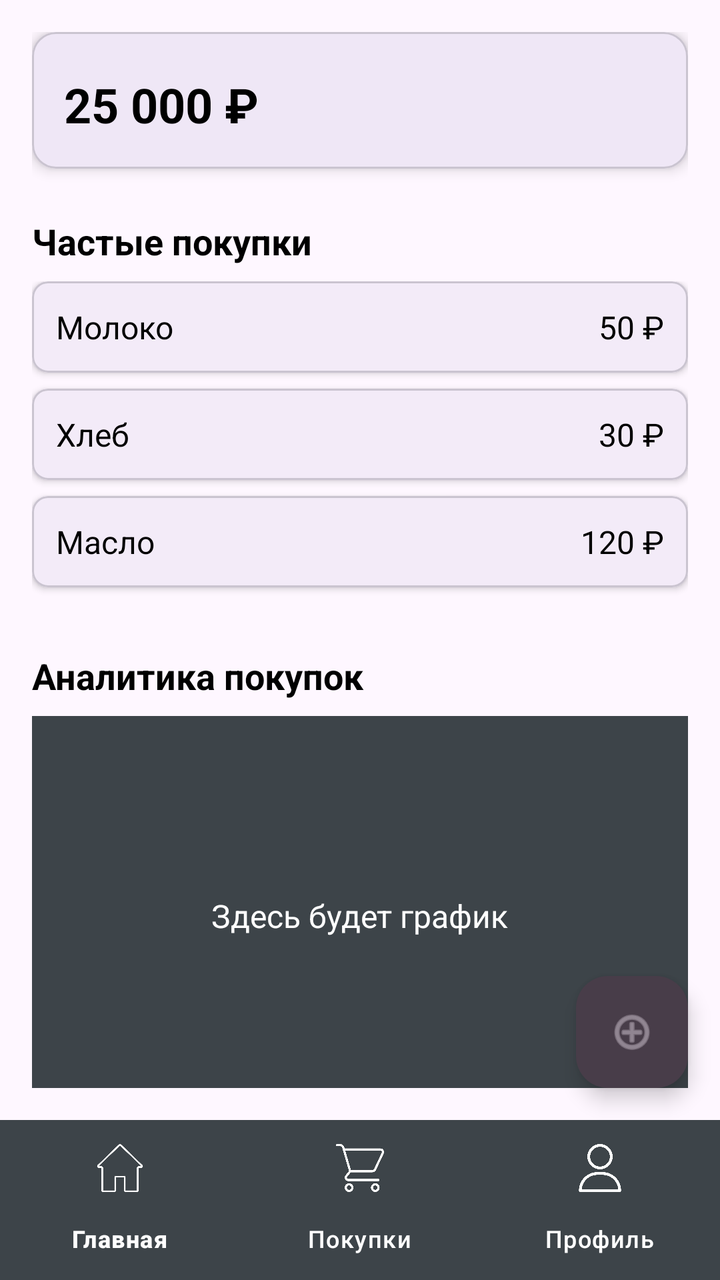
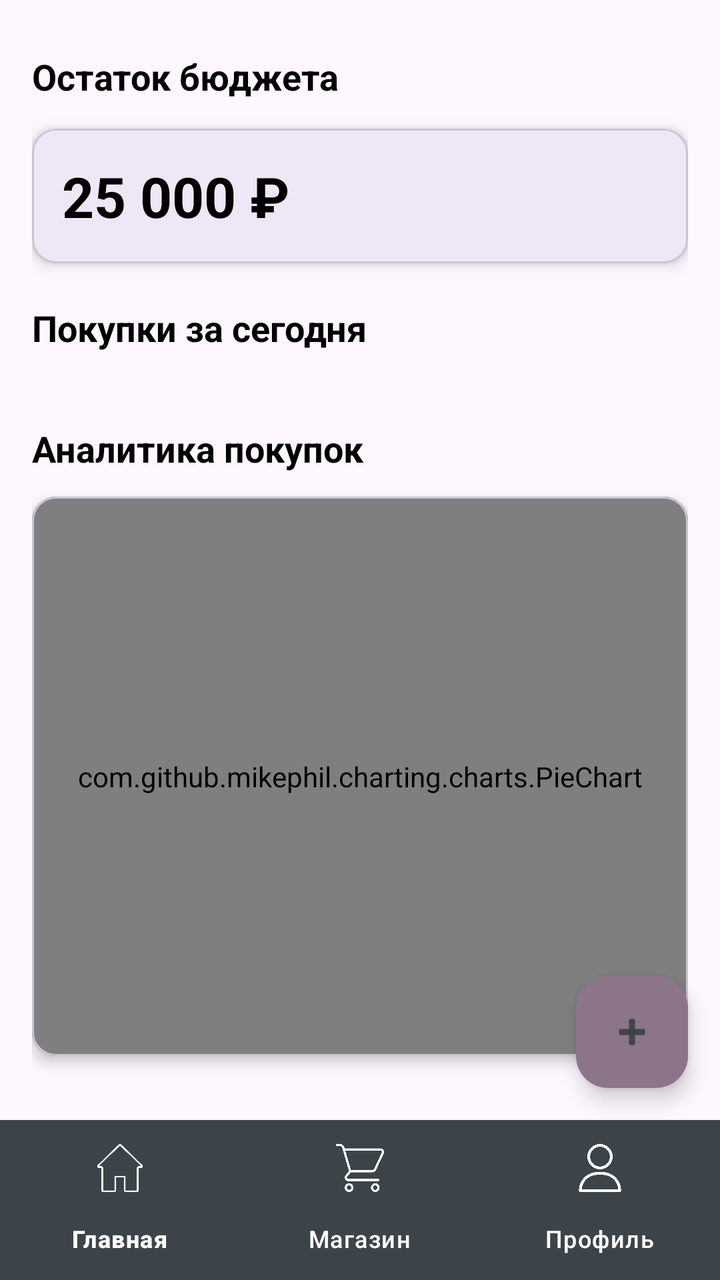

Two renders of the same Android screen: before a commit and after it. Below are the layout's source before the change and the commit's diff.
<!-- AndroidManifest.xml: application theme Theme.KP_purchases_Ravilova -->
<!-- res/layout/activity_home.xml -->
<?xml version="1.0" encoding="utf-8"?>
<androidx.constraintlayout.widget.ConstraintLayout
    xmlns:android="http://schemas.android.com/apk/res/android"
    xmlns:app="http://schemas.android.com/apk/res-auto"
    android:layout_width="match_parent"
    android:layout_height="match_parent">

    <LinearLayout
        android:orientation="vertical"
        android:padding="16dp"
        android:layout_width="match_parent"
        android:layout_height="0dp"
        app:layout_constraintTop_toTopOf="parent"
        app:layout_constraintBottom_toTopOf="@id/bottom_navigation">

        <com.google.android.material.card.MaterialCardView
            android:layout_width="match_parent"
            android:layout_height="wrap_content"
            app:cardElevation="4dp"
            app:cardCornerRadius="12dp"
            android:layout_marginBottom="16dp">

            <LinearLayout
                android:orientation="vertical"
                android:padding="16dp"
                android:layout_width="match_parent"
                android:layout_height="wrap_content">

                <TextView
                    android:id="@+id/balanceTv"
                    android:text="25 000 ₽"
                    android:textSize="24sp"
                    android:textStyle="bold"
                    android:textColor="@color/black"
                    android:layout_marginTop="4dp"
                    android:layout_width="wrap_content"
                    android:layout_height="wrap_content"/>
            </LinearLayout>
        </com.google.android.material.card.MaterialCardView>

        <TextView
            android:text="@string/title_frequent"
            android:textSize="18sp"
            android:textStyle="bold"
            android:textColor="@color/black"
            android:layout_marginTop="8dp"
            android:layout_marginBottom="8dp"
            android:layout_width="wrap_content"
            android:layout_height="wrap_content"/>

        

        <LinearLayout
            android:id="@+id/productList"
            android:orientation="vertical"
            android:layout_width="match_parent"
            android:layout_height="wrap_content"
            android:layout_marginBottom="16dp">

            <com.google.android.material.card.MaterialCardView
                android:layout_width="match_parent"
                android:layout_height="wrap_content"
                app:cardElevation="2dp"
                app:cardCornerRadius="8dp"
                android:layout_marginBottom="8dp">

                <LinearLayout
                    android:orientation="horizontal"
                    android:padding="12dp"
                    android:layout_width="match_parent"
                    android:layout_height="wrap_content">

                    <TextView
                        android:text="Молоко"
                        android:textSize="16sp"
                        android:textColor="@color/black"
                        android:layout_width="0dp"
                        android:layout_weight="1"
                        android:layout_height="wrap_content"/>

                    <TextView
                        android:text="50 ₽"
                        android:textSize="16sp"
                        android:textColor="@color/black"
                        android:layout_width="wrap_content"
                        android:layout_height="wrap_content"/>
                </LinearLayout>
            </com.google.android.material.card.MaterialCardView>

            <com.google.android.material.card.MaterialCardView
                android:layout_width="match_parent"
                android:layout_height="wrap_content"
                app:cardElevation="2dp"
                app:cardCornerRadius="8dp"
                android:layout_marginBottom="8dp">

                <LinearLayout
                    android:orientation="horizontal"
                    android:padding="12dp"
                    android:layout_width="match_parent"
                    android:layout_height="wrap_content">

                    <TextView
                        android:text="Хлеб"
                        android:textSize="16sp"
                        android:textColor="@color/black"
                        android:layout_width="0dp"
                        android:layout_weight="1"
                        android:layout_height="wrap_content"/>

                    <TextView
                        android:text="30 ₽"
                        android:textSize="16sp"
                        android:textColor="@color/black"
                        android:layout_width="wrap_content"
                        android:layout_height="wrap_content"/>
                </LinearLayout>
            </com.google.android.material.card.MaterialCardView>

            <com.google.android.material.card.MaterialCardView
                android:layout_width="match_parent"
                android:layout_height="wrap_content"
                app:cardElevation="2dp"
                app:cardCornerRadius="8dp"
                android:layout_marginBottom="8dp">

                <LinearLayout
                    android:orientation="horizontal"
                    android:padding="12dp"
                    android:layout_width="match_parent"
                    android:layout_height="wrap_content">

                    <TextView
                        android:text="Масло"
                        android:textSize="16sp"
                        android:textColor="@color/black"
                        android:layout_width="0dp"
                        android:layout_weight="1"
                        android:layout_height="wrap_content"/>

                    <TextView
                        android:text="120 ₽"
                        android:textSize="16sp"
                        android:textColor="@color/black"
                        android:layout_width="wrap_content"
                        android:layout_height="wrap_content"/>
                </LinearLayout>
            </com.google.android.material.card.MaterialCardView>
        </LinearLayout>

        <TextView
            android:text="Аналитика покупок"
            android:textSize="18sp"
            android:textStyle="bold"
            android:textColor="@color/black"
            android:layout_marginTop="8dp"
            android:layout_marginBottom="8dp"
            android:layout_width="wrap_content"
            android:layout_height="wrap_content"/>

        <FrameLayout
            android:id="@+id/chartContainer"
            android:layout_width="match_parent"
            android:layout_height="200dp"
            android:background="@color/gray"
            android:layout_marginBottom="16dp">

            <TextView
                android:layout_width="wrap_content"
                android:layout_height="wrap_content"
                android:layout_gravity="center"
                android:text="Здесь будет график"
                android:textColor="@color/white"
                android:textSize="16sp"/>
        </FrameLayout>
    </LinearLayout>

    <com.google.android.material.floatingactionbutton.FloatingActionButton
        android:id="@+id/fab"
        style="@style/Widget.Material3.FloatingActionButton.Primary"
        android:layout_width="wrap_content"
        android:layout_height="wrap_content"
        android:layout_margin="16dp"
        android:layout_marginBottom="20dp"
        android:contentDescription="@string/title_add"
        android:src="@android:drawable/ic_menu_add"
        android:tint="@color/primary_light"
        app:backgroundTint="@color/primary_dark"
        app:layout_constraintBottom_toTopOf="@id/bottom_navigation"
        app:layout_constraintEnd_toEndOf="parent"
        app:tint="@color/primary_light"/>

    
    

    <com.google.android.material.bottomnavigation.BottomNavigationView
        android:id="@+id/bottom_navigation"
        android:layout_width="match_parent"
        android:layout_height="wrap_content"
        app:itemIconTint="@color/white"
        app:itemTextColor="@color/white"
        app:menu="@menu/bottom_menu"
        app:layout_constraintBottom_toBottomOf="parent"/>
</androidx.constraintlayout.widget.ConstraintLayout>
<!-- resources referenced by this layout -->
<resources>
  <color name="black">#FF000000</color>
  <color name="gray">#3d4449</color>
  <color name="primary_dark">#483d49</color>
  <color name="primary_light">#c0b5c1</color>
  <color name="white">#FFFFFFFF</color>
  <string name="title_add">Добавить покупку</string>
  <string name="title_frequent">Частые покупки</string>
  <style name="Theme.KP_purchases_Ravilova" parent="Base.Theme.KP_purchases_Ravilova" />
  <style name="Base.Theme.KP_purchases_Ravilova" parent="Theme.Material3.DayNight.NoActionBar">
          
          
          <item name="bottomNavigationStyle">@style/Widget.App.BottomNavigationView</item>
  
      </style>
  <style name="Widget.App.BottomNavigationView" parent="Widget.Material3.BottomNavigationView">
          <item name="materialThemeOverlay">@style/ThemeOverlay.App.BottomNavigationView</item>
      </style>
  <style name="ThemeOverlay.App.BottomNavigationView" parent="">
          <item name="colorSurfaceContainer">@color/gray</item>
          <item name="colorSecondaryContainer">@color/primary</item>
      </style>
  <color name="primary">#8c7589</color>
</resources>

<!-- the commit's change to res/layout/activity_home.xml (unified diff, before → after) -->
@@ -1,204 +1,134 @@
 <?xml version="1.0" encoding="utf-8"?>
 <androidx.constraintlayout.widget.ConstraintLayout
-    xmlns:android="http://schemas.android.com/apk/res/android"
-    xmlns:app="http://schemas.android.com/apk/res-auto"
+xmlns:android="http://schemas.android.com/apk/res/android"
+xmlns:app="http://schemas.android.com/apk/res-auto"
+android:layout_width="match_parent"
+android:layout_height="match_parent">
+
+<LinearLayout
+    android:id="@+id/mainContent"
+    android:orientation="vertical"
+    android:padding="16dp"
     android:layout_width="match_parent"
-    android:layout_height="match_parent">
+    android:layout_height="0dp"
+    app:layout_constraintTop_toTopOf="parent"
+    app:layout_constraintBottom_toTopOf="@id/bottom_navigation">
 
-    <LinearLayout
-        android:orientation="vertical"
-        android:padding="16dp"
+    <TextView
+        android:layout_width="wrap_content"
+        android:layout_height="wrap_content"
+        android:layout_marginTop="10dp"
+        android:layout_marginBottom="4dp"
+        android:text="@string/title_balance"
+        android:textColor="@color/black"
+        android:textSize="18sp"
+        android:textStyle="bold" />
+
+    <com.google.android.material.card.MaterialCardView
         android:layout_width="match_parent"
-        android:layout_height="0dp"
-        app:layout_constraintTop_toTopOf="parent"
-        app:layout_constraintBottom_toTopOf="@id/bottom_navigation">
+        android:layout_height="wrap_content"
+        android:layout_marginTop="10dp"
+        android:layout_marginBottom="20dp"
+        app:cardCornerRadius="12dp"
+        app:cardElevation="4dp">
 
-        <com.google.android.material.card.MaterialCardView
+        <LinearLayout
             android:layout_width="match_parent"
             android:layout_height="wrap_content"
-            app:cardElevation="4dp"
-            app:cardCornerRadius="12dp"
-            android:layout_marginBottom="16dp">
+            android:orientation="vertical"
+            android:padding="15dp">
 
-            <LinearLayout
-                android:orientation="vertical"
-                android:padding="16dp"
-                android:layout_width="match_parent"
-                android:layout_height="wrap_content">
 
-                <TextView
-                    android:id="@+id/balanceTv"
-                    android:text="25 000 ₽"
-                    android:textSize="24sp"
-                    android:textStyle="bold"
-                    android:textColor="@color/black"
-                    android:layout_marginTop="4dp"
-                    android:layout_width="wrap_content"
-                    android:layout_height="wrap_content"/>
-            </LinearLayout>
-        </com.google.android.material.card.MaterialCardView>
-
-        <TextView
-            android:text="@string/title_frequent"
-            android:textSize="18sp"
-            android:textStyle="bold"
-            android:textColor="@color/black"
-            android:layout_marginTop="8dp"
-            android:layout_marginBottom="8dp"
-            android:layout_width="wrap_content"
-            android:layout_height="wrap_content"/>
-
-        
-
-        <LinearLayout
-            android:id="@+id/productList"
-            android:orientation="vertical"
-            android:layout_width="match_parent"
-            android:layout_height="wrap_content"
-            android:layout_marginBottom="16dp">
-
-            <com.google.android.material.card.MaterialCardView
-                android:layout_width="match_parent"
-                android:layout_height="wrap_content"
-                app:cardElevation="2dp"
-                app:cardCornerRadius="8dp"
-                android:layout_marginBottom="8dp">
-
-                <LinearLayout
-                    android:orientation="horizontal"
-                    android:padding="12dp"
-                    android:layout_width="match_parent"
-                    android:layout_height="wrap_content">
-
-                    <TextView
-                        android:text="Молоко"
-                        android:textSize="16sp"
-                        android:textColor="@color/black"
-                        android:layout_width="0dp"
-                        android:layout_weight="1"
-                        android:layout_height="wrap_content"/>
-
-                    <TextView
-                        android:text="50 ₽"
-                        android:textSize="16sp"
-                        android:textColor="@color/black"
-                        android:layout_width="wrap_content"
-                        android:layout_height="wrap_content"/>
-                </LinearLayout>
-            </com.google.android.material.card.MaterialCardView>
-
-            <com.google.android.material.card.MaterialCardView
-                android:layout_width="match_parent"
-                android:layout_height="wrap_content"
-                app:cardElevation="2dp"
-                app:cardCornerRadius="8dp"
-                android:layout_marginBottom="8dp">
-
-                <LinearLayout
-                    android:orientation="horizontal"
-                    android:padding="12dp"
-                    android:layout_width="match_parent"
-                    android:layout_height="wrap_content">
-
-                    <TextView
-                        android:text="Хлеб"
-                        android:textSize="16sp"
-                        android:textColor="@color/black"
-                        android:layout_width="0dp"
-                        android:layout_weight="1"
-                        android:layout_height="wrap_content"/>
-
-                    <TextView
-                        android:text="30 ₽"
-                        android:textSize="16sp"
-                        android:textColor="@color/black"
-                        android:layout_width="wrap_content"
-                        android:layout_height="wrap_content"/>
-                </LinearLayout>
-            </com.google.android.material.card.MaterialCardView>
-
-            <com.google.android.material.card.MaterialCardView
-                android:layout_width="match_parent"
-                android:layout_height="wrap_content"
-                app:cardElevation="2dp"
-                app:cardCornerRadius="8dp"
-                android:layout_marginBottom="8dp">
-
-                <LinearLayout
-                    android:orientation="horizontal"
-                    android:padding="12dp"
-                    android:layout_width="match_parent"
-                    android:layout_height="wrap_content">
-
-                    <TextView
-                        android:text="Масло"
-                        android:textSize="16sp"
-                        android:textColor="@color/black"
-                        android:layout_width="0dp"
-                        android:layout_weight="1"
-                        android:layout_height="wrap_content"/>
-
-                    <TextView
-                        android:text="120 ₽"
-                        android:textSize="16sp"
-                        android:textColor="@color/black"
-                        android:layout_width="wrap_content"
-                        android:layout_height="wrap_content"/>
-                </LinearLayout>
-            </com.google.android.material.card.MaterialCardView>
-        </LinearLayout>
-
-        <TextView
-            android:text="Аналитика покупок"
-            android:textSize="18sp"
-            android:textStyle="bold"
-            android:textColor="@color/black"
-            android:layout_marginTop="8dp"
-            android:layout_marginBottom="8dp"
-            android:layout_width="wrap_content"
-            android:layout_height="wrap_content"/>
-
-        <FrameLayout
-            android:id="@+id/chartContainer"
-            android:layout_width="match_parent"
-            android:layout_height="200dp"
-            android:background="@color/gray"
-            android:layout_marginBottom="16dp">
 
             <TextView
+                android:id="@+id/balanceTv"
                 android:layout_width="wrap_content"
                 android:layout_height="wrap_content"
-                android:layout_gravity="center"
-                android:text="Здесь будет график"
-                android:textColor="@color/white"
-                android:textSize="16sp"/>
-        </FrameLayout>
-    </LinearLayout>
+                android:text="25 000 ₽"
+                android:textColor="@color/black"
+                android:textSize="28sp"
+                android:textStyle="bold" />
 
-    <com.google.android.material.floatingactionbutton.FloatingActionButton
-        android:id="@+id/fab"
-        style="@style/Widget.Material3.FloatingActionButton.Primary"
+            <TextView
+                android:id="@+id/limitWarningTv"
+                android:layout_width="wrap_content"
+                android:layout_height="wrap_content"
+                android:layout_marginTop="8dp"
+                android:textSize="14sp"
+                android:visibility="gone" />
+        </LinearLayout>
+    </com.google.android.material.card.MaterialCardView>
+
+    <TextView
         android:layout_width="wrap_content"
         android:layout_height="wrap_content"
-        android:layout_margin="16dp"
-        android:layout_marginBottom="20dp"
-        android:contentDescription="@string/title_add"
-        android:src="@android:drawable/ic_menu_add"
-        android:tint="@color/primary_light"
-        app:backgroundTint="@color/primary_dark"
-        app:layout_constraintBottom_toTopOf="@id/bottom_navigation"
-        app:layout_constraintEnd_toEndOf="parent"
-        app:tint="@color/primary_light"/>
+        android:text="@string/title_today_purchases"
+        android:textSize="18sp"
+        android:textStyle="bold"
+        android:textColor="@color/black"
+        android:layout_marginBottom="12dp"/>
 
-    
-    
+    <androidx.recyclerview.widget.RecyclerView
+        android:id="@+id/todayPurchasesRecycler"
+        android:layout_width="match_parent"
+        android:layout_height="wrap_content"
+        android:layout_marginBottom="24dp"
+        android:nestedScrollingEnabled="false"
+        android:clipToPadding="false"
+        android:padding="0dp" />
+
+
+    <TextView
+        android:layout_width="wrap_content"
+        android:layout_height="wrap_content"
+        android:text="@string/title_analytics"
+        android:textSize="18sp"
+        android:textStyle="bold"
+        android:textColor="@color/black"
+        android:layout_marginBottom="12dp"/>
+
+    <com.google.android.material.card.MaterialCardView
+        android:id="@+id/chartContainer"
+        android:layout_width="match_parent"
+        android:layout_height="wrap_content"
+        app:cardElevation="4dp"
+        app:cardCornerRadius="12dp"
+        android:layout_marginBottom="16dp">
+
+        <com.github.mikephil.charting.charts.PieChart
+            android:id="@+id/pieChart"
+            android:layout_width="match_parent"
+            android:layout_height="320dp"
+            android:layout_gravity="center" />
+    </com.google.android.material.card.MaterialCardView>
+
+</LinearLayout>
+
+<com.google.android.material.floatingactionbutton.FloatingActionButton
+    android:id="@+id/fab"
+    android:layout_width="wrap_content"
+    android:layout_height="wrap_content"
+    android:layout_margin="16dp"
+    android:contentDescription="@string/fab_add_purchase"
+    android:src="@android:drawable/ic_input_add"
+    app:tint="@color/gray"
+    app:backgroundTint="@color/primary"
+    app:layout_anchorGravity="bottom|end"
+    app:layout_constraintBottom_toTopOf="@id/bottom_navigation"
+    app:layout_constraintEnd_toEndOf="parent"
+    app:layout_constraintVertical_bias="0.0"
+    />
 
     <com.google.android.material.bottomnavigation.BottomNavigationView
         android:id="@+id/bottom_navigation"
         android:layout_width="match_parent"
         android:layout_height="wrap_content"
+        android:foregroundGravity="center"
         app:itemIconTint="@color/white"
         app:itemTextColor="@color/white"
-        app:menu="@menu/bottom_menu"
-        app:layout_constraintBottom_toBottomOf="parent"/>
+        app:layout_constraintBottom_toBottomOf="parent"
+        app:layout_constraintEnd_toEndOf="parent"
+        app:layout_constraintStart_toStartOf="parent"
+        app:menu="@menu/bottom_menu" />
+
 </androidx.constraintlayout.widget.ConstraintLayout>
<!-- resource entries referenced after the edit -->
@@ -2,11 +2,11 @@
 <resources>
   <color name="black">#FF000000</color>
   <color name="gray">#3d4449</color>
-  <color name="primary_dark">#483d49</color>
-  <color name="primary_light">#c0b5c1</color>
   <color name="white">#FFFFFFFF</color>
-  <string name="title_add">Добавить покупку</string>
-  <string name="title_frequent">Частые покупки</string>
+  <string name="fab_add_purchase">Добавить покупку</string>
+  <string name="title_analytics">Аналитика покупок</string>
+  <string name="title_balance">Остаток бюджета</string>
+  <string name="title_today_purchases">Покупки за сегодня</string>
   <style name="Theme.KP_purchases_Ravilova" parent="Base.Theme.KP_purchases_Ravilova" />
   <style name="Base.Theme.KP_purchases_Ravilova" parent="Theme.Material3.DayNight.NoActionBar">
           
